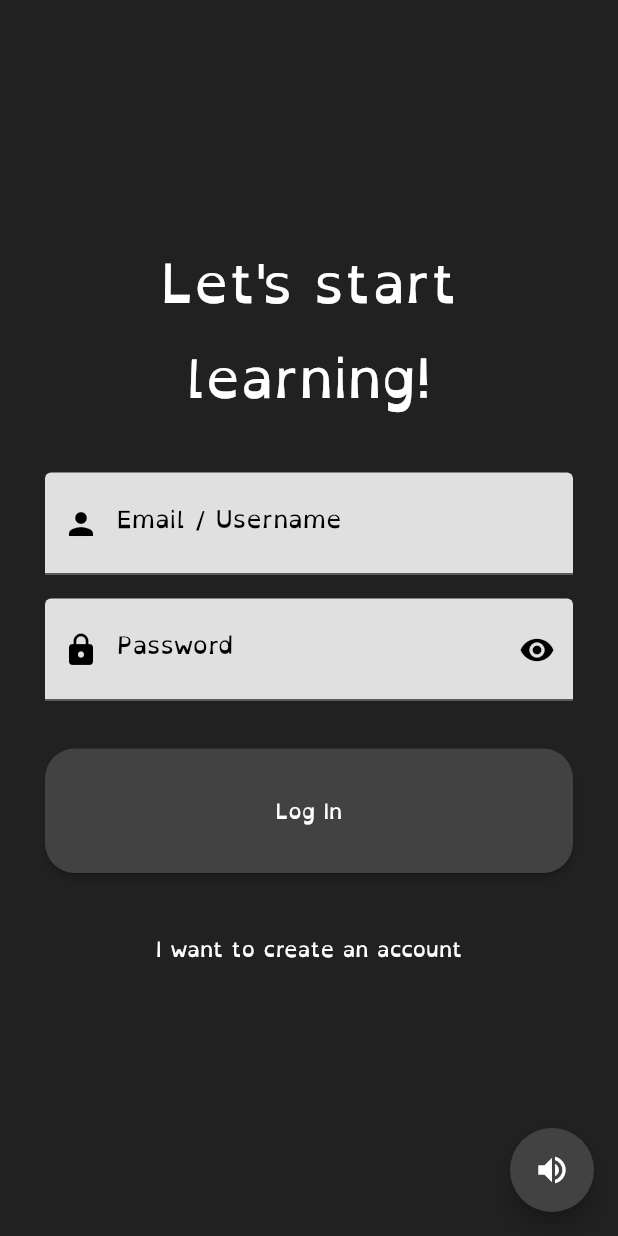
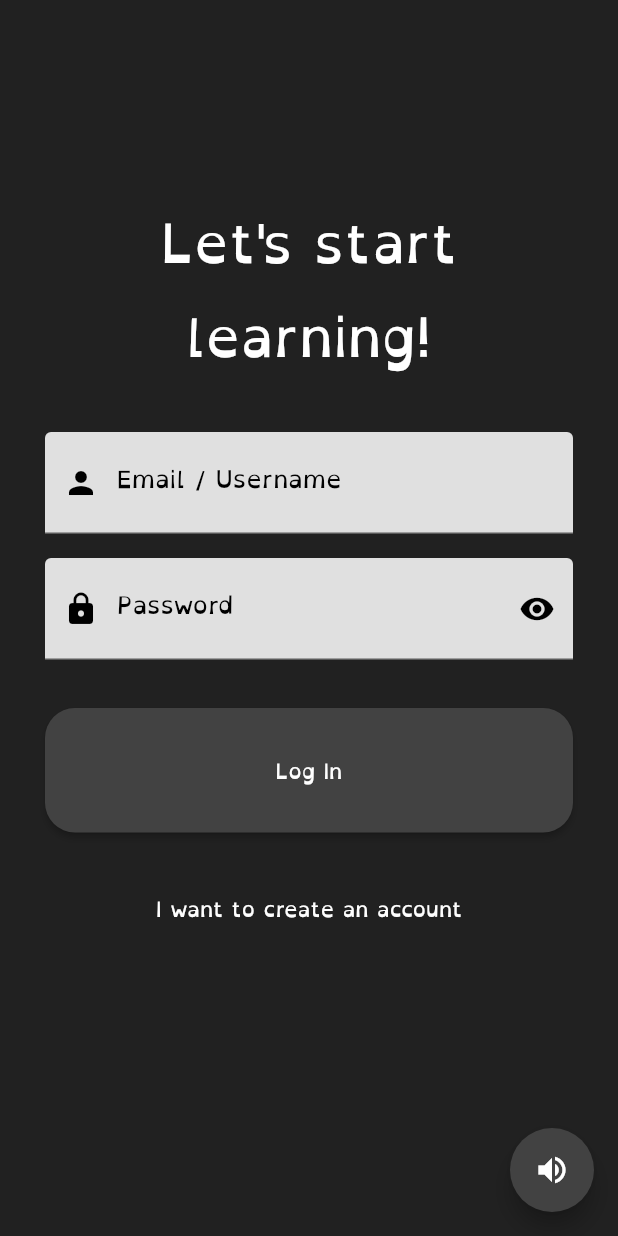
Before and after one commit to phyrozz/e-Dukaxon, a Flutter app: the screen it shows after launch, on a phone screen of 412 x 824 dp. Run offline on Flutter 3.47's test engine with Material 2 defaults, Android fonts, the light colour scheme and no system bars; our stand-ins replace cloud_firestore, firebase_auth, firebase_core, flutter_tts; accounts and stored records are empty.

Commit message:
fixed overflow on login page

```diff
--- a/lib/pages/login.dart
+++ b/lib/pages/login.dart
@@ -130,12 +130,17 @@ class _LoginPageState extends State<LoginPage> {
   @override
   Widget build(BuildContext context) {
     return Scaffold(
-      body: Container(
+      body: SafeArea(
+        child: SingleChildScrollView(
+          child: Container(
             padding: const EdgeInsets.all(30.0),
             child: Column(
               mainAxisAlignment: MainAxisAlignment.center,
               crossAxisAlignment: CrossAxisAlignment.stretch,
               children: [
+                const SizedBox(
+                  height: 100,
+                ),
                 const Text(
                   "Let's start learning!",
                   textAlign: TextAlign.center,
@@ -225,6 +230,8 @@ class _LoginPageState extends State<LoginPage> {
               ],
             ),
           ),
+        ),
+      ),
       floatingActionButton: const VolumeButton(
         text:
             "Hello! Let's get started by entering your username or email address. then, enter your password. Once you're done, tap the big gray button! If you don't have an account or you want to create another one, tap the text below the big button that says I want to create an account.",
```
Lines whose indentation alone changed are shown as unchanged.
